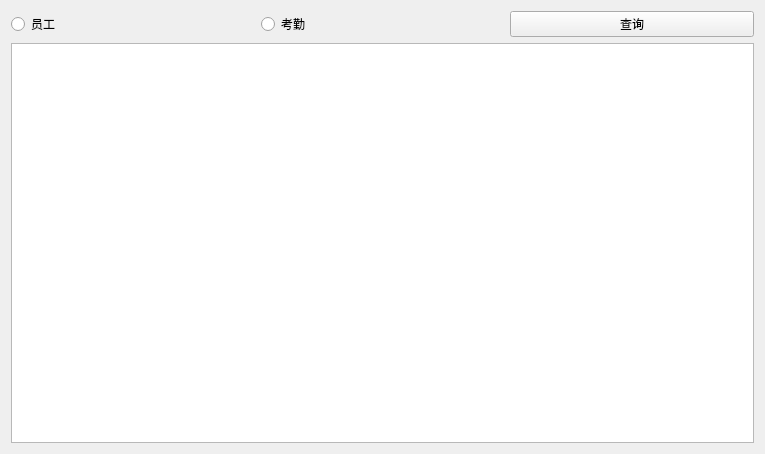
Old version of the form AttendanceServer/selectwin.ui in the repository Hx0595/faceattendance.
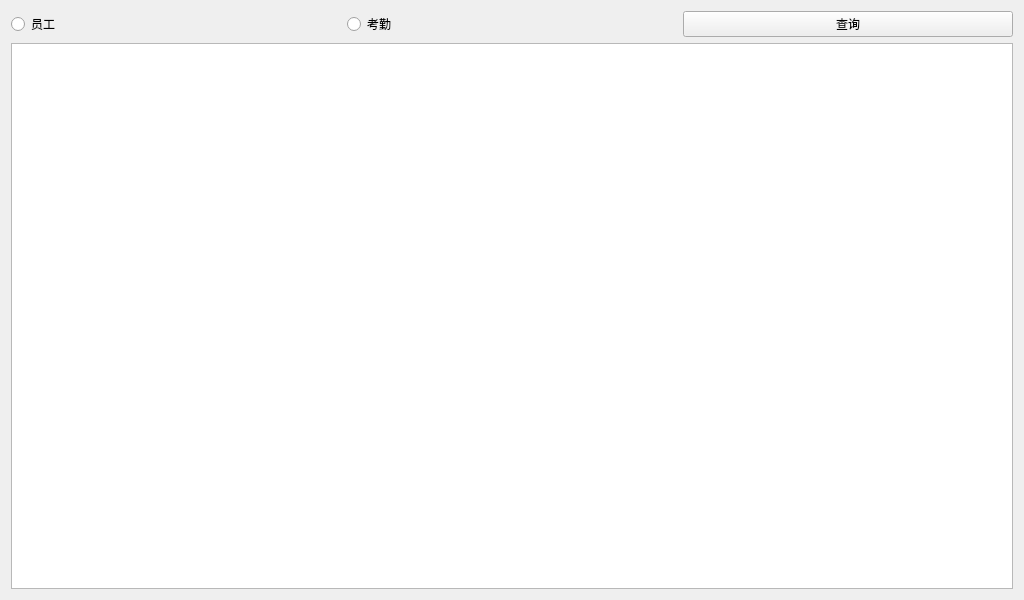
New version of the form.

```diff
--- a/AttendanceServer/selectwin.ui
+++ b/AttendanceServer/selectwin.ui
@@ -6,8 +6,8 @@
    <rect>
     <x>0</x>
     <y>0</y>
-    <width>765</width>
-    <height>454</height>
+    <width>1024</width>
+    <height>600</height>
    </rect>
   </property>
   <property name="windowTitle">
```
